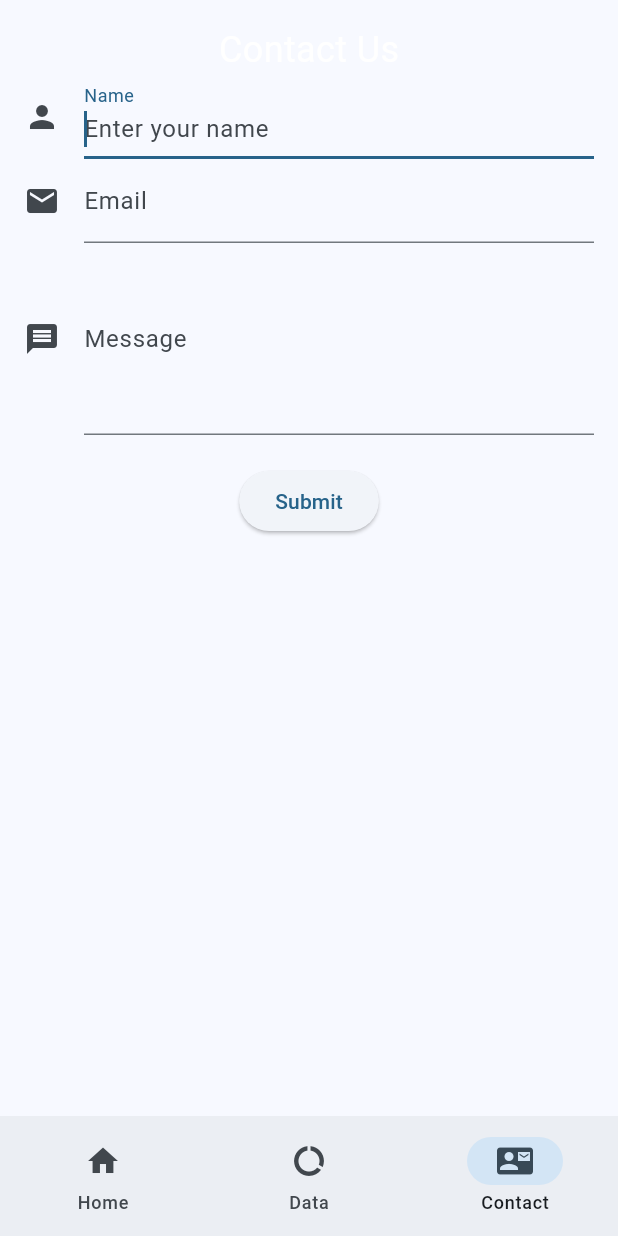
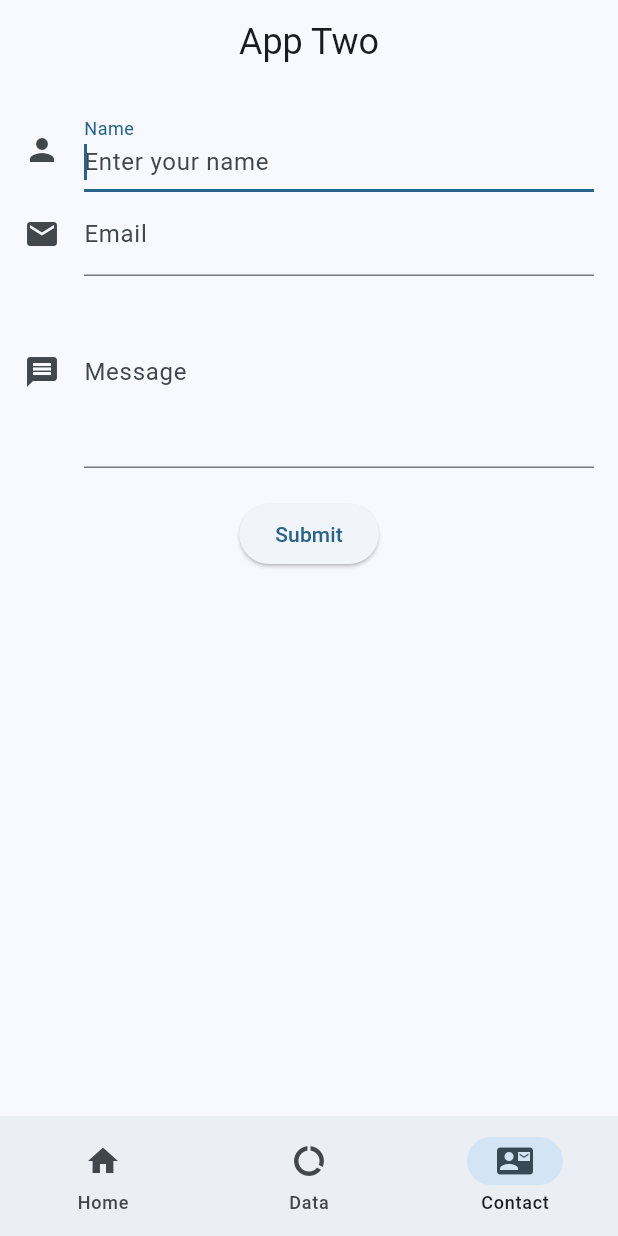
Before and after one commit to nkun0003/flutter_Navigation, a Flutter app: the screen it shows after launch, item 3 of the bottom bar chosen, on a phone screen of 412 x 824 dp. Run offline on Flutter 3.47's test engine with Material 3 defaults, Android fonts, the phone set to English and light mode, and no system bars; network calls fail.

Commit message:
completed contact page and added the comments

```diff
--- a/lib/contact_page.dart
+++ b/lib/contact_page.dart
@@ -1,5 +1,6 @@
 import 'package:flutter/material.dart';
 
+// creating the state for the contact page
 class ContactPage extends StatefulWidget {
   const ContactPage({super.key});
 
@@ -7,23 +8,26 @@ class ContactPage extends StatefulWidget {
   State<ContactPage> createState() => _ContactPageState();
 }
 
+// here is the state class for the contact page extended
 class _ContactPageState extends State<ContactPage> {
-  final _formKey = GlobalKey<FormState>();
-  final _formData = {};
+  final _formKey = GlobalKey<
+      FormState>(); // allow the interaction of the form state, so we can call Validation and save on the form
+  final _formData =
+      {}; // this handles the data entered by the user ('name', 'email', 'message')
 
   @override
   Widget build(BuildContext context) {
     return Scaffold(
+      appBar: AppBar(
+        title: const Text('App Two'),
+        centerTitle: true,
+      ),
       body: Padding(
         padding: const EdgeInsets.all(16.0),
         child: Form(
           key: _formKey,
           child: Column(
             children: [
-              const Text(
-                'Contact Us',
-                style: TextStyle(fontSize: 24),
-              ),
               TextFormField(
                 autofocus: true,
                 decoration: const InputDecoration(
@@ -78,6 +82,8 @@ class _ContactPageState extends State<ContactPage> {
                 onPressed: () {
                   if (_formKey.currentState!.validate()) {
                     _formKey.currentState!.save();
+
+                    // the layout and snackBar provide on the bottom message to say form is submitted
                     ScaffoldMessenger.of(context).showSnackBar(
                       const SnackBar(
                           content: Text('Form submitted successfully!')),
```
